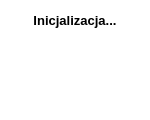
jszmigiel2304/Clinic, file Clinic_Serwer/w_initializedialog.ui: the form before one commit.
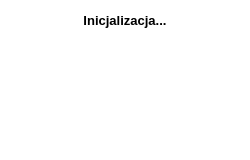
The form after the commit.

```diff
--- a/Clinic_Serwer/w_initializedialog.ui
+++ b/Clinic_Serwer/w_initializedialog.ui
@@ -6,20 +6,20 @@
    <rect>
     <x>0</x>
     <y>0</y>
-    <width>150</width>
-    <height>120</height>
+    <width>250</width>
+    <height>160</height>
    </rect>
   </property>
   <property name="minimumSize">
    <size>
-    <width>150</width>
-    <height>120</height>
+    <width>250</width>
+    <height>160</height>
    </size>
   </property>
   <property name="maximumSize">
    <size>
-    <width>150</width>
-    <height>120</height>
+    <width>250</width>
+    <height>160</height>
    </size>
   </property>
   <property name="windowTitle">
@@ -36,7 +36,7 @@
     <rect>
      <x>0</x>
      <y>0</y>
-     <width>150</width>
+     <width>250</width>
      <height>40</height>
     </rect>
    </property>
@@ -63,7 +63,7 @@
   <widget class="QLabel" name="processLabel">
    <property name="geometry">
     <rect>
-     <x>35</x>
+     <x>85</x>
      <y>40</y>
      <width>80</width>
      <height>80</height>
```
